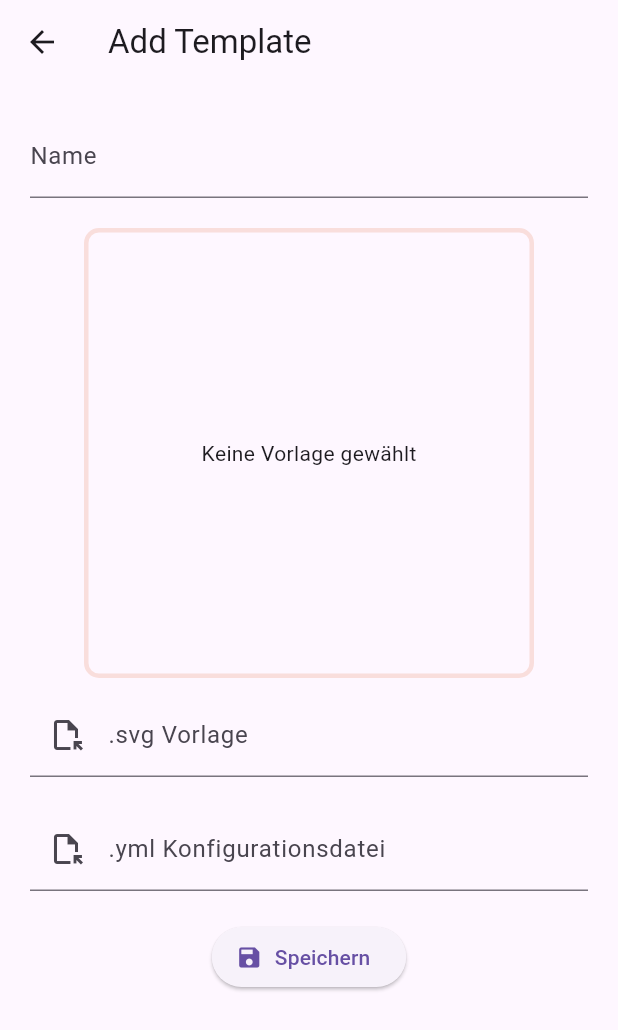
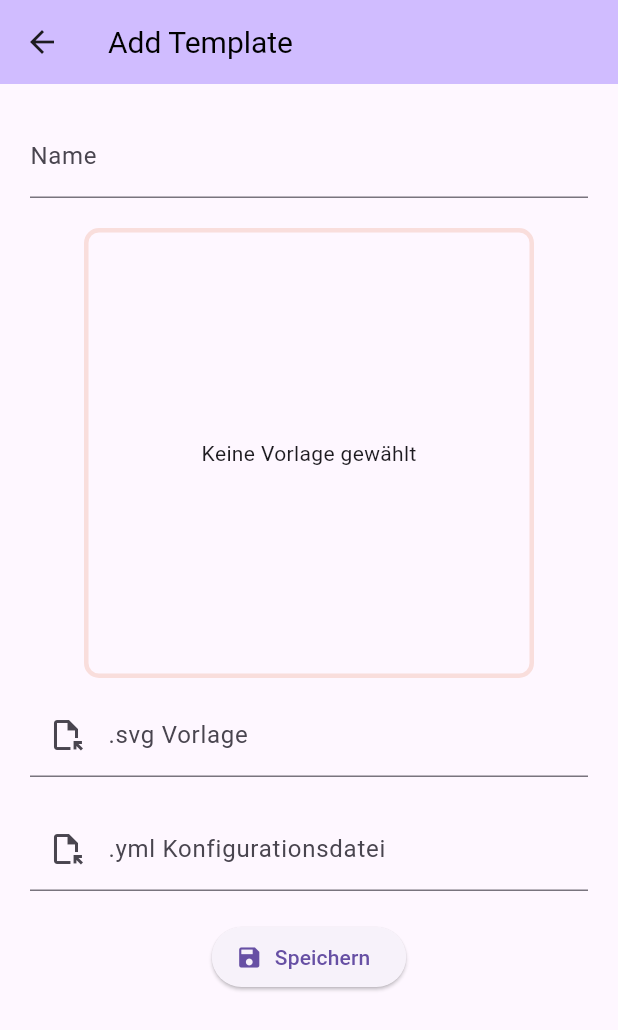
Before and after one commit to Atlasfreak/sharepics, a Flutter app: the screen it shows after launch, after a tap on the "add" icon, on a phone screen of 412 x 824 dp. Shown: the top 1030 px of the screen. Run offline on Flutter 3.47's test engine with Material 3 defaults, Android fonts, the phone set to English and light mode, and no system bars; our stand-ins replace cross_file, file_picker, flutter_svg.

Commit message:
add global AppBarTheme

```diff
--- a/lib/src/app.dart
+++ b/lib/src/app.dart
@@ -14,6 +14,8 @@ class MyApp extends StatelessWidget {
     // The ListenableBuilder Widget listens to the SettingsController for changes.
     // Whenever the user updates their settings, the MaterialApp is rebuilt.
 
+    Color onPrimaryLight = ThemeData.light().colorScheme.onPrimary;
+    Color onPrimaryDark = ThemeData.dark().colorScheme.onPrimary;
     return MaterialApp(
       // Providing a restorationScopeId allows the Navigator built by the
       // MaterialApp to restore the navigation stack when a user leaves and
@@ -31,8 +33,30 @@ class MyApp extends StatelessWidget {
       // Define a light and dark color theme. Then, read the user's
       // preferred ThemeMode (light, dark, or system default) from the
       // SettingsController to display the correct theme.
-      theme: ThemeData(),
-      darkTheme: ThemeData.dark(),
+      theme: ThemeData(
+        appBarTheme: AppBarTheme(
+          backgroundColor: ThemeData.light().colorScheme.inversePrimary,
+          titleTextStyle: TextStyle(
+              color: Color.fromARGB(
+                  onPrimaryLight.alpha,
+                  255 - onPrimaryLight.red,
+                  255 - onPrimaryLight.green,
+                  255 - onPrimaryLight.blue),
+              fontSize: 20),
+        ),
+      ),
+      darkTheme: ThemeData.dark().copyWith(
+        appBarTheme: AppBarTheme(
+          backgroundColor: ThemeData.dark().colorScheme.inversePrimary,
+          titleTextStyle: TextStyle(
+              color: Color.fromARGB(
+                  onPrimaryDark.alpha,
+                  255 - onPrimaryDark.red,
+                  255 - onPrimaryDark.green,
+                  255 - onPrimaryDark.blue),
+              fontSize: 20),
+        ),
+      ),
       themeMode: ThemeMode.system,
 
       home: HomePage(),
```
